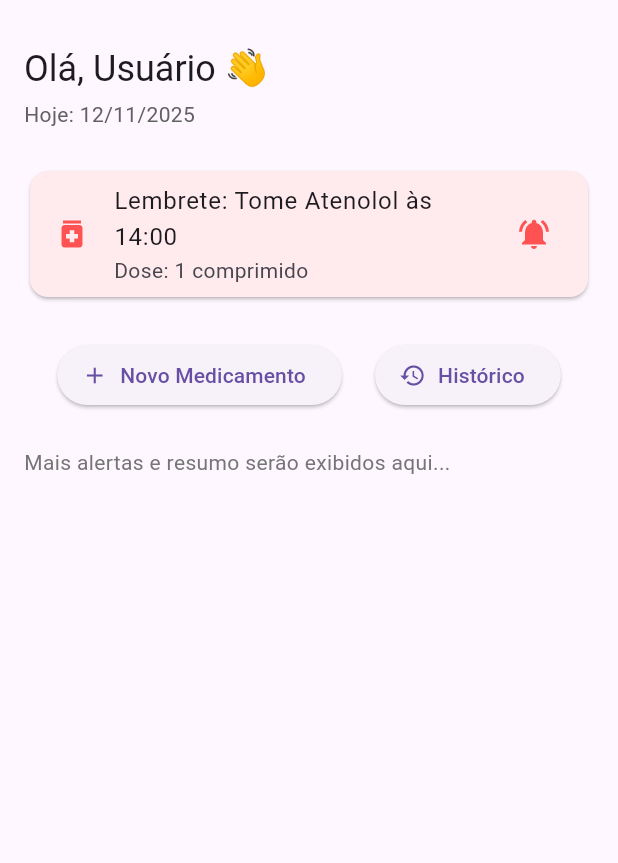
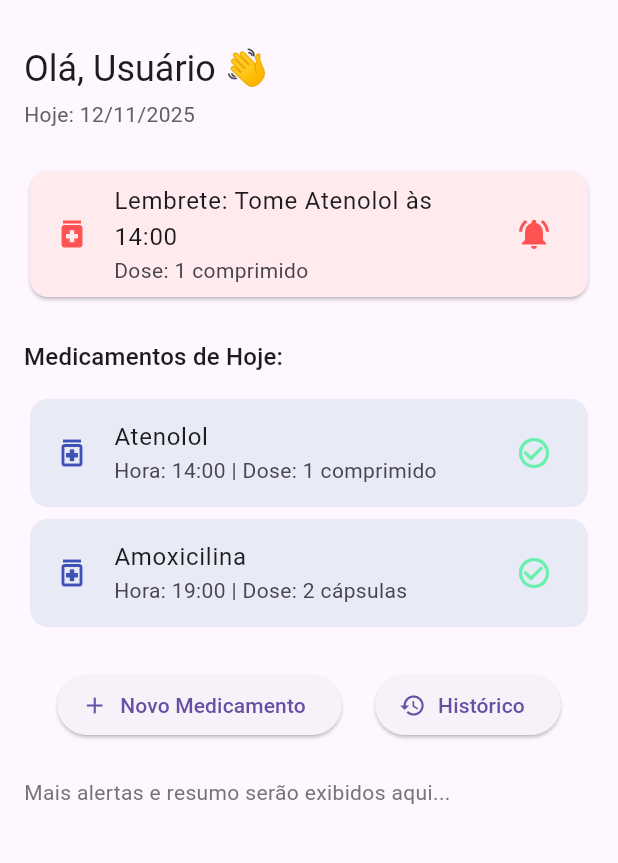
Before and after one commit to arnjr1986/MediTime2.0, a Flutter app: the screen it shows after launch, on a phone screen of 412 x 824 dp, the part 63-926 px from its top. Run offline on Flutter 3.47's test engine with Material 3 defaults, Android fonts, the light colour scheme and no system bars.

Commit message:
Cria Dashboard e lista mock de medicamentos

```diff
--- a/lib/main.dart
+++ b/lib/main.dart
@@ -22,6 +22,20 @@
 
 class DashboardScreen extends StatelessWidget {
   const DashboardScreen({super.key});
+
+  // Mock de lista de medicamentos, será dinâmica no futuro
+  final List<Map<String, String>> medicamentos = const [
+    {
+      "nome": "Atenolol",
+      "hora": "14:00",
+      "dose": "1 comprimido",
+    },
+    {
+      "nome": "Amoxicilina",
+      "hora": "19:00",
+      "dose": "2 cápsulas",
+    },
+  ];
 
   @override
   Widget build(BuildContext context) {
@@ -58,6 +72,23 @@
                 ),
               ),
               const SizedBox(height: 24),
+              // Lista de medicamentos do dia
+              Text(
+                "Medicamentos de Hoje:",
+                style: Theme.of(context).textTheme.titleMedium,
+              ),
+              const SizedBox(height: 12),
+              ...medicamentos.map((med) => Card(
+                elevation: 0,
+                color: Colors.indigo[50],
+                child: ListTile(
+                  leading: Icon(Icons.medication_outlined, color: Colors.indigo),
+                  title: Text(med['nome'] ?? ''),
+                  subtitle: Text("Hora: ${med['hora']} | Dose: ${med['dose']}"),
+                  trailing: Icon(Icons.check_circle_outline, color: Colors.greenAccent),
+                ),
+              )),
+              const SizedBox(height: 24),
               // Botões de ações rápidas
               Row(
                 mainAxisAlignment: MainAxisAlignment.spaceEvenly,
@@ -74,7 +105,6 @@
                   ),
                 ],
               ),
-              // Espaço para mais componentes no futuro
               const SizedBox(height: 24),
               Text(
                 "Mais alertas e resumo serão exibidos aqui...",
```
